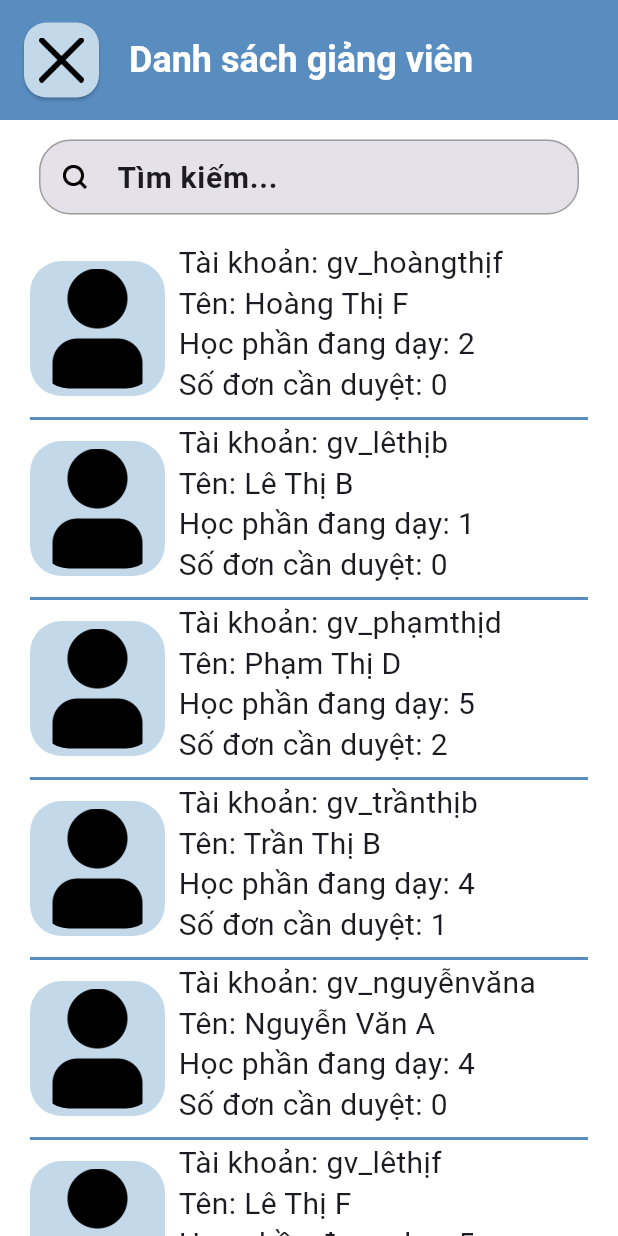
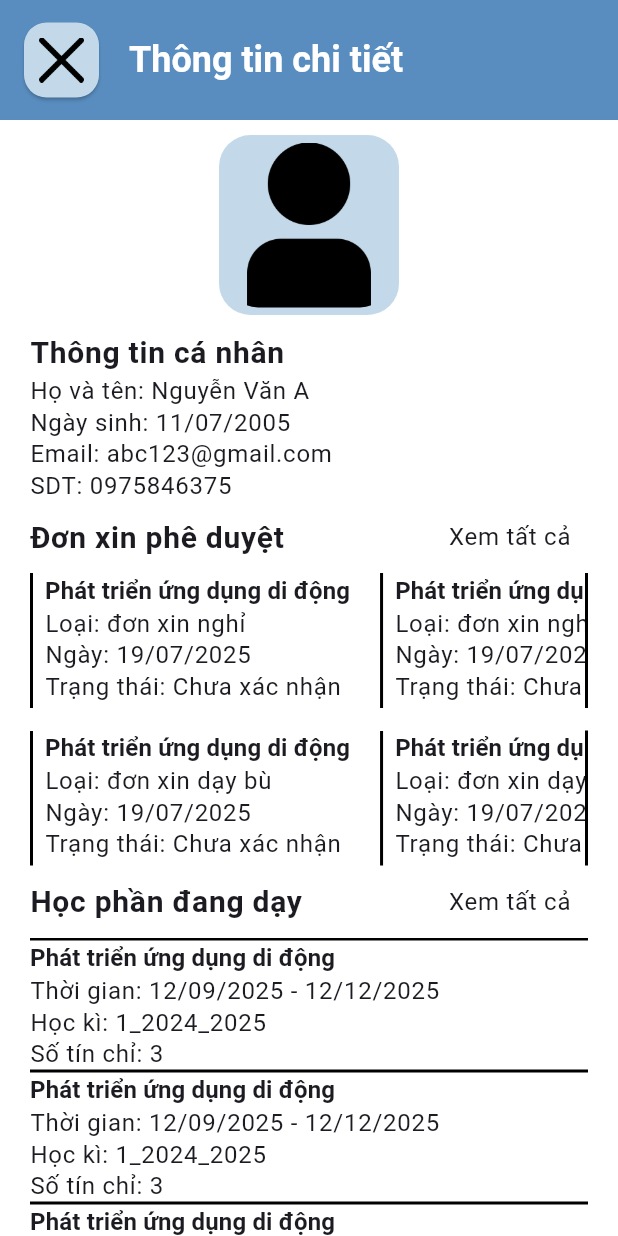
Before and after one commit to fasysd/tlu_schedule_app, a Flutter app: the DsgiangvienPage screen opened directly, after a tap on an icon or button, on a phone screen of 412 x 824 dp. Run offline on Flutter 3.47's test engine with Material 3 defaults, Android fonts, the phone set to English and light mode, and no system bars.

Commit message:
Hoàn thiện bố cục giao diện hiển thị thông tin chi tiết giảng viên
Giao diện cơ bản đã đầy đủ nhưng dữ liệu hiện thị vẫn đang là mặc định, chưa thay đổi theo dữ liệu

```diff
--- a/lib/presentation/screens/ds_giang_vien_page.dart
+++ b/lib/presentation/screens/ds_giang_vien_page.dart
@@ -2,6 +2,8 @@ import 'package:flutter/material.dart';
 import 'package:tlu_schedule_app/data/models/lecturer_model.dart';
 import 'package:tlu_schedule_app/data/services/lecturer_sevice.dart';
 import 'package:tlu_schedule_app/presentation/widgets/card_lecturer.dart';
+import 'package:tlu_schedule_app/presentation/widgets/sliver_appBar_backPage.dart';
+import 'xem_chi_tiet_giang_vien_page.dart';
 import '../widgets/text_field_search.dart'; // Đảm bảo đường dẫn này là chính xác
 
 class DsgiangvienPage extends StatefulWidget {
@@ -23,6 +25,12 @@ class _DsgiangvienPageState extends State<DsgiangvienPage> {
     super.dispose();
   }
 
+  void onPressedXemGiangVien() {
+    Navigator.of(
+      context,
+    ).push(MaterialPageRoute(builder: (_) => const XemChiTietGiangVienPage()));
+  }
+
   void onPressedQuayLai() {
     Navigator.pop(context);
   }
@@ -39,52 +47,9 @@ class _DsgiangvienPageState extends State<DsgiangvienPage> {
         child: Scaffold(
           body: CustomScrollView(
             slivers: [
-              SliverAppBar(
-                automaticallyImplyLeading: false,
-                expandedHeight: 80,
-                flexibleSpace: FlexibleSpaceBar(
-                  background: Padding(
-                    padding: const EdgeInsets.symmetric(horizontal: 16.0),
-                    child: Row(
-                      crossAxisAlignment: CrossAxisAlignment.center,
-                      children: [
-                        SizedBox(
-                          width: 50,
-                          height: 50,
-                          child: ElevatedButton(
-                            style: ElevatedButton.styleFrom(
-                              backgroundColor: const Color.fromRGBO(
-                                195,
-                                217,
-                                233,
-                                1,
-                              ),
-                              padding: const EdgeInsets.all(10),
-                              shape: const RoundedRectangleBorder(
-                                borderRadius: BorderRadius.all(
-                                  Radius.circular(15),
-                                ),
-                              ),
-                            ),
-                            onPressed: onPressedQuayLai,
-                            child: Image.asset(
-                              'assets/images/icons/back_icon.png',
-                            ),
-                          ),
-                        ),
-                        const SizedBox(width: 20),
-                        Text(
-                          'Danh sách giảng viên',
-                          style: Theme.of(context).textTheme.titleLarge!
-                              .copyWith(
-                                color: Colors.white,
-                                fontWeight: FontWeight.bold,
-                              ),
-                        ),
-                      ],
-                    ),
-                  ),
-                ),
+              SliverAppbarBackpage(
+                textTittle: 'Danh sách giảng viên',
+                onPressedBack: onPressedQuayLai,
               ),
 
               SliverAppBar(
@@ -114,7 +79,7 @@ class _DsgiangvienPageState extends State<DsgiangvienPage> {
                     children: _listLecturer.map((item) {
                       return CardLecturer(
                         lecturerModel: item,
-                        onPressed: () {},
+                        onPressed: onPressedXemGiangVien,
                       );
                     }).toList(),
                   ),
--- /dev/null
+++ b/lib/presentation/screens/xem_chi_tiet_giang_vien_page.dart
@@ -0,0 +1,417 @@
+import 'package:flutter/material.dart';
+import 'package:tlu_schedule_app/presentation/widgets/box_avatar.dart';
+import 'package:tlu_schedule_app/presentation/widgets/sliver_appBar_backPage.dart';
+
+class XemChiTietGiangVienPage extends StatefulWidget {
+  const XemChiTietGiangVienPage({super.key});
+
+  @override
+  State<XemChiTietGiangVienPage> createState() =>
+      _XemChiTietGiangVienPageState();
+}
+
+class _XemChiTietGiangVienPageState extends State<XemChiTietGiangVienPage> {
+  bool _kieuThongKe = false;
+  void onPressedQuayLai() {
+    Navigator.pop(context);
+  }
+
+  void onPressedXemTatCaDonPheDuyet() {}
+
+  void onPressedXemTatCaHocPhan() {}
+
+  @override
+  Widget build(BuildContext context) {
+    return SafeArea(
+      child: Scaffold(
+        body: CustomScrollView(
+          slivers: [
+            SliverAppbarBackpage(
+              textTittle: 'Thông tin chi tiết',
+              onPressedBack: onPressedQuayLai,
+            ),
+            SliverToBoxAdapter(
+              child: Container(
+                padding: EdgeInsets.fromLTRB(20, 0, 20, 10),
+                child: Column(
+                  crossAxisAlignment: CrossAxisAlignment.start,
+                  children: [
+                    Container(
+                      height: 140,
+                      padding: EdgeInsets.all(10),
+                      // color: Colors.black,
+                      child: Center(
+                        child: BoxAvatar(
+                          pathAvatar: 'assets/images/defaultAvatar.png',
+                        ),
+                      ),
+                    ),
+
+                    Container(
+                      child: Column(
+                        crossAxisAlignment: CrossAxisAlignment.start,
+                        children: [
+                          Text(
+                            'Thông tin cá nhân',
+                            style: Theme.of(context).textTheme.bodyLarge,
+                          ),
+                          Text(
+                            'Họ và tên: Nguyễn Văn A',
+                            style: Theme.of(context).textTheme.labelMedium,
+                          ),
+                          Text(
+                            'Ngày sinh: 11/07/2005',
+                            style: Theme.of(context).textTheme.labelMedium,
+                          ),
+                          Text(
+                            'Email: abc123@gmail.com',
+                            style: Theme.of(context).textTheme.labelMedium,
+                          ),
+                          Text(
+                            'SDT: 0975846375',
+                            style: Theme.of(context).textTheme.labelMedium,
+                          ),
+                        ],
+                      ),
+                    ),
+
+                    Container(
+                      child: Column(
+                        crossAxisAlignment: CrossAxisAlignment.start,
+                        children: [
+                          Row(
+                            mainAxisAlignment: MainAxisAlignment.spaceBetween,
+                            children: [
+                              Text(
+                                'Đơn xin phê duyệt',
+                                style: Theme.of(context).textTheme.bodyLarge,
+                              ),
+                              TextButton(
+                                onPressed: onPressedXemTatCaDonPheDuyet,
+                                child: Text(
+                                  'Xem tất cả',
+                                  style: Theme.of(
+                                    context,
+                                  ).textTheme.labelMedium,
+                                ),
+                              ),
+                            ],
+                          ),
+                          Container(
+                            height: 90,
+                            decoration: const BoxDecoration(
+                              border: Border(
+                                right: BorderSide(
+                                  width: 2,
+                                  color: Colors.black,
+                                ),
+                              ),
+                            ),
+                            child: ListView.separated(
+                              scrollDirection: Axis.horizontal,
+                              itemCount: 3,
+                              separatorBuilder: (_, __) =>
+                                  const SizedBox(width: 12),
+                              itemBuilder: (context, index) => Container(
+                                padding: EdgeInsets.symmetric(horizontal: 8),
+                                decoration: BoxDecoration(
+                                  border: Border(
+                                    left: BorderSide(
+                                      width: 2,
+                                      color: Colors.black,
+                                    ),
+                                  ),
+                                ),
+                                child: Column(
+                                  crossAxisAlignment: CrossAxisAlignment.start,
+                                  children: [
+                                    Text(
+                                      'Phát triển ứng dụng di động',
+                                      style: Theme.of(
+                                        context,
+                                      ).textTheme.labelLarge,
+                                    ),
+                                    Text(
+                                      'Loại: đơn xin nghỉ',
+                                      style: Theme.of(
+                                        context,
+                                      ).textTheme.labelMedium,
+                                    ),
+                                    Text(
+                                      'Ngày: 19/07/2025',
+                                      style: Theme.of(
+                                        context,
+                                      ).textTheme.labelMedium,
+                                    ),
+                                    Text(
+                                      'Trạng thái: Chưa xác nhận',
+                                      style: Theme.of(
+                                        context,
+                                      ).textTheme.labelMedium,
+                                    ),
+                                  ],
+                                ),
+                              ),
+                            ),
+                          ),
+                          SizedBox(height: 15),
+                          Container(
+                            decoration: const BoxDecoration(
+                              border: Border(
+                                right: BorderSide(
+                                  width: 2,
+                                  color: Colors.black,
+                                ),
+                              ),
+                            ),
+                            height: 90,
+                            child: ListView.separated(
+                              scrollDirection: Axis.horizontal,
+                              itemCount: 3,
+                              separatorBuilder: (_, __) =>
+                                  const SizedBox(width: 12),
+                              itemBuilder: (context, index) => Container(
+                                padding: EdgeInsets.symmetric(horizontal: 8),
+                                decoration: BoxDecoration(
+                                  border: Border(
+                                    left: BorderSide(
+                                      width: 2,
+                                      color: Colors.black,
+                                    ),
+                                  ),
+                                ),
+                                child: Column(
+                                  crossAxisAlignment: CrossAxisAlignment.start,
+                                  children: [
+                                    Text(
+                                      'Phát triển ứng dụng di động',
+                                      style: Theme.of(
+                                        context,
+                                      ).textTheme.labelLarge,
+                                    ),
+                                    Text(
+                                      'Loại: đơn xin dạy bù',
+                                      style: Theme.of(
+                                        context,
+                                      ).textTheme.labelMedium,
+                                    ),
+                                    Text(
+                                      'Ngày: 19/07/2025',
+                                      style: Theme.of(
+                                        context,
+                                      ).textTheme.labelMedium,
+                                    ),
+                                    Text(
+                                      'Trạng thái: Chưa xác nhận',
+                                      style: Theme.of(
+                                        context,
+                                      ).textTheme.labelMedium,
+                                    ),
+                                  ],
+                                ),
+                              ),
+                            ),
+                          ),
+                        ],
+                      ),
+                    ),
+
+                    Row(
+                      mainAxisAlignment: MainAxisAlignment.spaceBetween,
+                      children: [
+                        Text(
+                          'Học phần đang dạy',
+                          style: Theme.of(context).textTheme.bodyLarge,
+                        ),
+                        TextButton(
+                          onPressed: onPressedXemTatCaHocPhan,
+                          child: Text(
+                            'Xem tất cả',
+                            style: Theme.of(context).textTheme.labelMedium,
+                          ),
+                        ),
+                      ],
+                    ),
+                    Container(
+                      decoration: const BoxDecoration(
+                        border: Border(
+                          bottom: BorderSide(width: 2, color: Colors.black),
+                        ),
+                      ),
+                      child: ConstrainedBox(
+                        constraints: const BoxConstraints(maxHeight: 300.0),
+                        child: ListView(
+                          scrollDirection: Axis.vertical,
+                          shrinkWrap: true,
+                          physics: const BouncingScrollPhysics(),
+                          children: [
+                            ...List.generate(
+                              10,
+                              (index) => Container(
+                                width: double.infinity,
+                                margin: const EdgeInsets.only(bottom: 0),
+                                decoration: const BoxDecoration(
+                                  border: Border(
+                                    top: BorderSide(
+                                      width: 2,
+                                      color: Colors.black,
+                                    ),
+                                  ),
+                                ),
+                                child: Column(
+                                  crossAxisAlignment: CrossAxisAlignment.start,
+                                  children: [
+                                    Text(
+                                      'Phát triển ứng dụng di động',
+                                      style: Theme.of(
+                                        context,
+                                      ).textTheme.labelLarge,
+                                    ),
+                                    Text(
+                                      'Thời gian: 12/09/2025 - 12/12/2025',
+                                      style: Theme.of(
+                                        context,
+                                      ).textTheme.labelMedium,
+                                    ),
+                                    Text(
+                                      'Học kì: 1_2024_2025',
+                                      style: Theme.of(
+                                        context,
+                                      ).textTheme.labelMedium,
+                                    ),
+                                    Text(
+                                      'Số tín chỉ: 3',
+                                      style: Theme.of(
+                                        context,
+                                      ).textTheme.labelMedium,
+                                    ),
+                                  ],
+                                ),
+                              ),
+                            ),
+                          ],
+                        ),
+                      ),
+                    ),
+
+                    Container(
+                      child: Column(
+                        crossAxisAlignment: CrossAxisAlignment.start,
+                        children: [
+                          Row(
+                            children: [
+                              Text(
+                                'Thống kê tổng quát',
+                                style: Theme.of(
+                                  context,
+                                ).textTheme.headlineLarge,
+                              ),
+                              const Spacer(),
+                              IconButton(
+                                onPressed: () {
+                                  setState(() {
+                                    _kieuThongKe = !_kieuThongKe;
+                                  });
+                                },
+                                icon: Image.asset(
+                                  'assets/images/icons/change_icon.png',
+                                  height: 23,
+                                ),
+                              ),
+                            ],
+                          ),
+                          buildShortStat2(
+                            context,
+                            'Tỉ lệ hoàn thành',
+                            30,
+                            100,
+                            Colors.blue,
+                          ),
+                          SizedBox(height: 15),
+                          buildShortStat2(
+                            context,
+                            'Tỉ lệ nghỉ dạy',
+                            30,
+                            100,
+                            Colors.red,
+                          ),
+                          SizedBox(height: 15),
+                          buildShortStat2(
+                            context,
+                            'Tỉ lệ dạy bù',
+                            30,
+                            100,
+                            Colors.green,
+                          ),
+                          SizedBox(height: 15),
+                        ],
+                      ),
+                    ),
+                  ],
+                ),
+              ),
+            ),
+          ],
+        ),
+      ),
+    );
+  }
+
+  Widget buildShortStat2(
+    BuildContext context,
+    String label,
+    int value1,
+    int value2,
+    Color color,
+  ) {
+    return Container(
+      child: Column(
+        crossAxisAlignment: CrossAxisAlignment.start,
+        children: [
+          Row(
+            mainAxisAlignment: MainAxisAlignment.spaceBetween,
+            children: [
+              Text(label, style: Theme.of(context).textTheme.labelMedium),
+              Text(
+                _kieuThongKe
+                    ? value1.toString() + '/' + value2.toString()
+                    : (100 * value1 / value2).floor().toString() + '%',
+                style: Theme.of(context).textTheme.labelMedium,
+              ),
+            ],
+          ),
+          Container(
+            width: double.infinity,
+            height: 15,
+            decoration: BoxDecoration(
+              color: Theme.of(context).scaffoldBackgroundColor,
+              border: Border.all(
+                color: Colors.grey, // màu viền
+                width: 2,
+              ),
+              borderRadius: BorderRadius.circular(20),
+              boxShadow: [
+                BoxShadow(
+                  color: Colors.black.withOpacity(0.25), // màu bóng (và độ mờ)
+                  spreadRadius: 0, // độ lan bóng
+                  blurRadius: 4, // độ mờ bóng (càng lớn càng mịn)
+                  offset: Offset(0, 4), // hướng đổ bóng (x, y)
+                ),
+              ],
+            ),
+            child: FractionallySizedBox(
+              alignment: Alignment.centerLeft,
+              widthFactor: value1 / value2,
+              child: Container(
+                decoration: BoxDecoration(
+                  color: color,
+                  borderRadius: BorderRadius.circular(20),
+                ),
+              ),
+            ),
+          ),
+        ],
+      ),
+    );
+  }
+}
--- /dev/null
+++ b/lib/presentation/widgets/box_avatar.dart
@@ -0,0 +1,21 @@
+import 'package:flutter/material.dart';
+
+class BoxAvatar extends StatelessWidget {
+  final String pathAvatar;
+  const BoxAvatar({super.key, required this.pathAvatar});
+
+  @override
+  Widget build(BuildContext context) {
+    return Container(
+      padding: EdgeInsets.all(5),
+      decoration: BoxDecoration(
+        color: const Color.fromRGBO(195, 217, 233, 1),
+        borderRadius: BorderRadius.circular(21),
+      ),
+      child: ClipRRect(
+        borderRadius: BorderRadius.circular(21),
+        child: Image.asset(pathAvatar, fit: BoxFit.cover),
+      ),
+    );
+  }
+}
--- a/lib/presentation/widgets/card_lecturer.dart
+++ b/lib/presentation/widgets/card_lecturer.dart
@@ -1,5 +1,6 @@
 import 'package:flutter/material.dart';
 import 'package:tlu_schedule_app/data/models/lecturer_model.dart';
+import 'package:tlu_schedule_app/presentation/widgets/box_avatar.dart';
 
 class CardLecturer extends StatelessWidget {
   final LecturerModel lecturerModel;
@@ -29,20 +30,8 @@ class CardLecturer extends StatelessWidget {
         child: Row(
           children: [
             Container(
-              height: 90,
               width: 90,
-              padding: EdgeInsets.all(5),
-              decoration: BoxDecoration(
-                color: const Color.fromRGBO(195, 217, 233, 1),
-                borderRadius: BorderRadius.circular(21),
-              ),
-              child: ClipRRect(
-                borderRadius: BorderRadius.circular(21),
-                child: Image.asset(
-                  lecturerModel.duongDanAvatar,
-                  fit: BoxFit.cover,
-                ),
-              ),
+              child: BoxAvatar(pathAvatar: lecturerModel.duongDanAvatar),
             ),
             const SizedBox(width: 9),
             Column(
--- /dev/null
+++ b/lib/presentation/widgets/sliver_appBar_backPage.dart
@@ -0,0 +1,52 @@
+import 'package:flutter/material.dart';
+
+class SliverAppbarBackpage extends StatelessWidget {
+  final String textTittle;
+  final VoidCallback? onPressedBack;
+  const SliverAppbarBackpage({
+    super.key,
+    required this.textTittle,
+    required this.onPressedBack,
+  });
+
+  @override
+  Widget build(BuildContext context) {
+    return SliverAppBar(
+      automaticallyImplyLeading: false,
+      expandedHeight: 80,
+      flexibleSpace: FlexibleSpaceBar(
+        background: Padding(
+          padding: const EdgeInsets.symmetric(horizontal: 16.0),
+          child: Row(
+            crossAxisAlignment: CrossAxisAlignment.center,
+            children: [
+              SizedBox(
+                width: 50,
+                height: 50,
+                child: ElevatedButton(
+                  style: ElevatedButton.styleFrom(
+                    backgroundColor: const Color.fromRGBO(195, 217, 233, 1),
+                    padding: const EdgeInsets.all(10),
+                    shape: const RoundedRectangleBorder(
+                      borderRadius: BorderRadius.all(Radius.circular(15)),
+                    ),
+                  ),
+                  onPressed: onPressedBack,
+                  child: Image.asset('assets/images/icons/back_icon.png'),
+                ),
+              ),
+              const SizedBox(width: 20),
+              Text(
+                textTittle,
+                style: Theme.of(context).textTheme.titleLarge!.copyWith(
+                  color: Colors.white,
+                  fontWeight: FontWeight.bold,
+                ),
+              ),
+            ],
+          ),
+        ),
+      ),
+    );
+  }
+}
```
